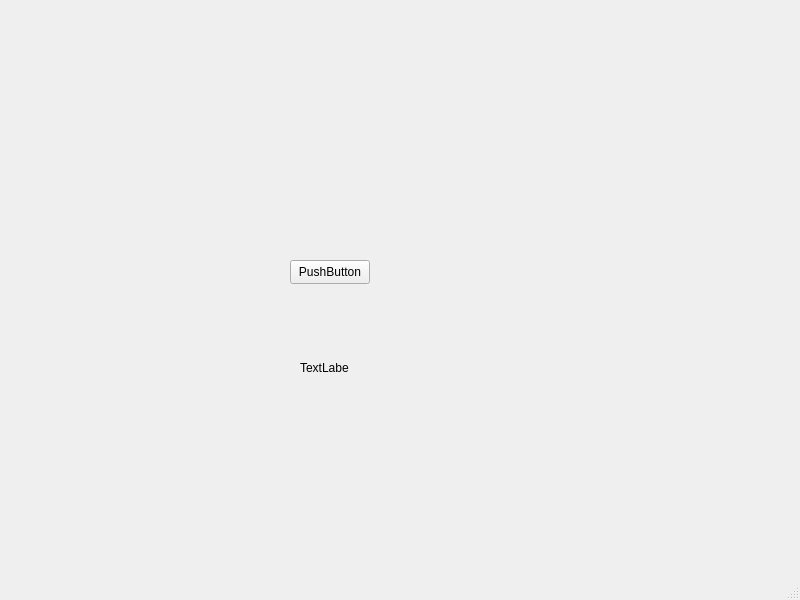
First picture: the form in mainwindow.ui, repository dash205/Projekt_Fryzjer, before the edit.
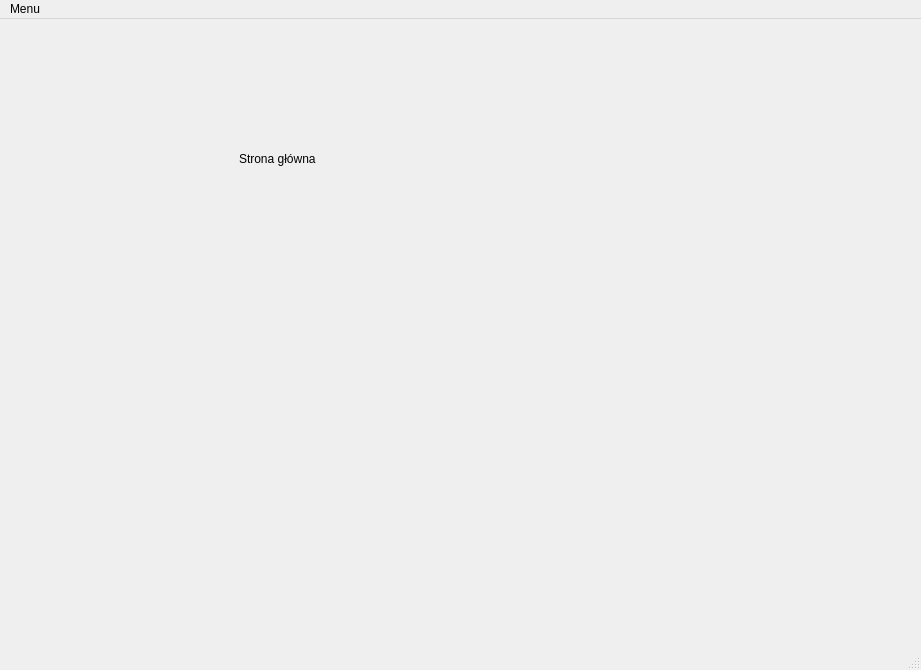
Second picture: the form after the edit.

The edit to the form file:
```diff
--- a/mainwindow.ui
+++ b/mainwindow.ui
@@ -6,50 +6,58 @@
    <rect>
     <x>0</x>
     <y>0</y>
-    <width>800</width>
-    <height>600</height>
+    <width>921</width>
+    <height>670</height>
    </rect>
   </property>
   <property name="windowTitle">
    <string>MainWindow</string>
   </property>
   <widget class="QWidget" name="centralwidget">
-   <widget class="QPushButton" name="pushButton">
-    <property name="geometry">
-     <rect>
-      <x>290</x>
-      <y>260</y>
-      <width>80</width>
-      <height>24</height>
-     </rect>
-    </property>
-    <property name="text">
-     <string>PushButton</string>
-    </property>
-   </widget>
+   <layout class="QHBoxLayout" name="horizontalLayout">
+    <item>
+     <widget class="QStackedWidget" name="stackedWidget">
+      <property name="currentIndex">
+       <number>0</number>
+      </property>
+      <widget class="QWidget" name="page">
    <widget class="QLabel" name="label">
     <property name="geometry">
      <rect>
-      <x>300</x>
-      <y>360</y>
-      <width>49</width>
-      <height>16</height>
+          <x>230</x>
+          <y>110</y>
+          <width>91</width>
+          <height>41</height>
      </rect>
     </property>
     <property name="text">
-     <string>TextLabel</string>
-    </property>
-   </widget>
+         <string>Strona główna</string>
+        </property>
+       </widget>
+      </widget>
+     </widget>
+    </item>
+   </layout>
   </widget>
   <widget class="QMenuBar" name="menubar">
    <property name="geometry">
     <rect>
      <x>0</x>
      <y>0</y>
-     <width>800</width>
-     <height>23</height>
+     <width>921</width>
+     <height>33</height>
     </rect>
    </property>
+   <widget class="QMenu" name="menuMenu">
+    <property name="title">
+     <string>Menu</string>
+    </property>
+    <addaction name="actionMain"/>
+    <addaction name="actionClients"/>
+    <addaction name="actionServices"/>
+    <addaction name="actionAppointments"/>
+   </widget>
+   <addaction name="menuMenu"/>
   </widget>
   <widget class="QStatusBar" name="statusbar"/>
  </widget>
```
Left out of the diff: 20 changed lines with no effect on the pictures. Lines whose indentation alone changed are shown as unchanged.
